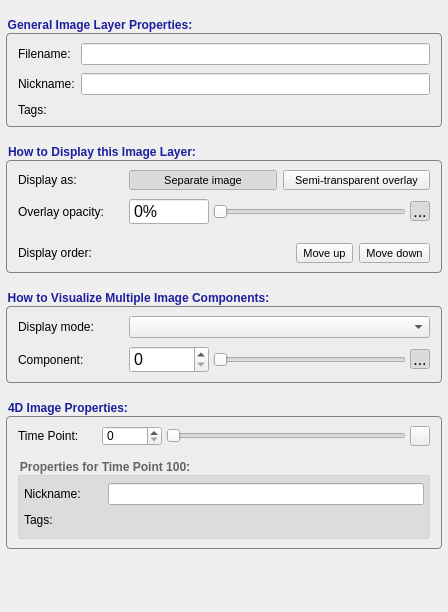
pyushkevich/itksnap, file GUI/Qt/Components/GeneralLayerInspector.ui: the form before one commit.
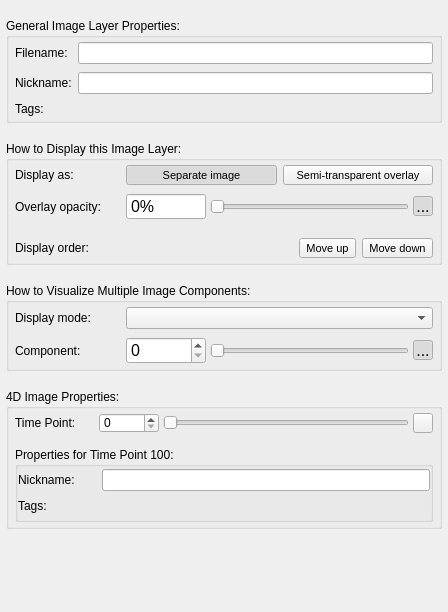
The form after the commit. Icons and pictures are not drawn. Custom widgets are drawn as their Qt base class.

```diff
--- a/GUI/Qt/Components/GeneralLayerInspector.ui
+++ b/GUI/Qt/Components/GeneralLayerInspector.ui
@@ -19,19 +19,32 @@
   margin-top: 15px;
   font-weight: bold;
   font-size: 12px;
-  font-family: helvetica;
-  color: rgb(30,30,160);
-  background-color: rgb(237,237,237);
+  background-color: palette(midlight);
   padding: 5px;
-  border-radius: 4px;
-  border: 1px solid rgb(130,130,130);
+  border-radius: 2px;
+  border-width: 1px;
+  border-style: solid;
+  border-color: rgb(128,128,128);
 }
-QGroupBox:!enabled {
-  color: rgb(108,108,108);
-}
+
 QGroupBox::title {
   subcontrol-origin: 	margin;
   subcontrol-position: top left;
+}
+
+QGroupBox &gt; QGroupBox {
+  background-origin: content;
+  margin-top: 15px;
+  font-weight: normal;
+  font-size: 12px;
+  font-family: helvetica;
+  background-color: palette(midlight);
+  padding: 5px;
+  border-radius: 0px;
+  border-top: 1px solid rgb(128,128,128);
+  border-left: none;
+  border-right:none;
+  border-bottom:none;
 }</string>
   </property>
   <layout class="QVBoxLayout" name="verticalLayout_2">
@@ -651,16 +664,6 @@
       </property>
       <item row="1" column="1">
        <widget class="QGroupBox" name="grpTPProperties">
-        <property name="styleSheet">
-         <string notr="true">QGroupBox {
-	border: 1px solid rgb(210, 210, 210);
-	border-radius: 3px;
-	background: rgb(220, 220, 220)
-}
-QGroupBox::Title{
-	color: rgb(100, 100, 100)
-}</string>
-        </property>
         <property name="title">
          <string>Properties for Time Point 100:</string>
         </property>
```
